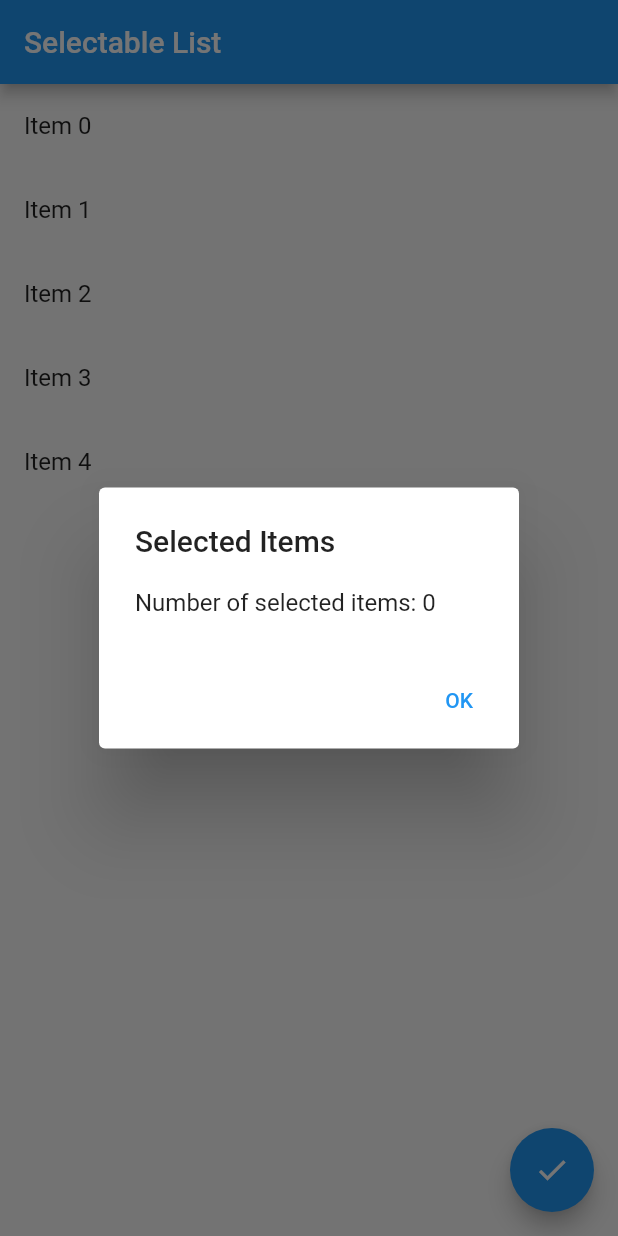
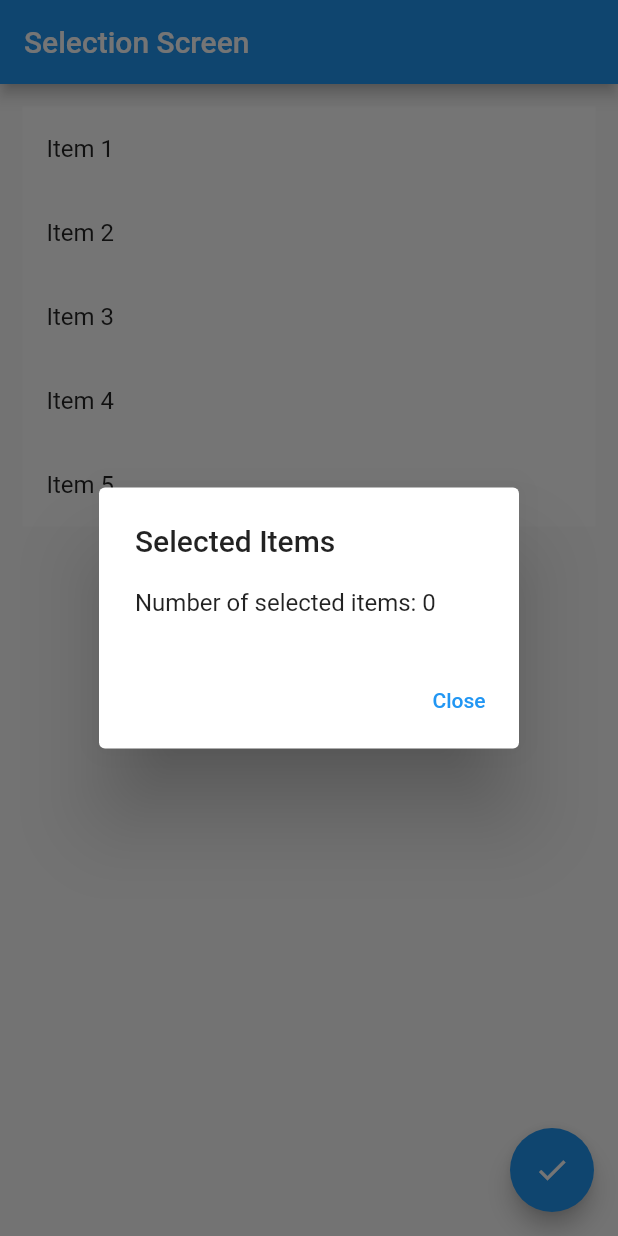
Before and after one commit to shuvosonjoy/flutterPractice, a Flutter app: the screen it shows after launch, after a tap on the "check" icon, on a phone screen of 412 x 824 dp. Run offline on Flutter 3.47's test engine with Material 2 defaults, Android fonts, the light colour scheme and no system bars.

Commit message:
mod 10 live

```diff
--- a/lib/main.dart
+++ b/lib/main.dart
@@ -17,29 +17,44 @@ class ItemListScreen extends StatefulWidget {
 }
 
 class _ItemListScreenState extends State<ItemListScreen> {
-  List<ItemModel> items = List.generate(5, (index) => ItemModel(index, false));
+  List<ItemModel> items = [
+    ItemModel(1, false),
+    ItemModel(2, false),
+    ItemModel(3, false),
+    ItemModel(4, false),
+    ItemModel(5, false),
+  ];
 
   int selectedCount = 0;
 
   void updateSelectedCount() {
-    int count = items.where((item) => item.isSelected).length;
+    int count = 0;
+    for (var counts in items) {
+      if (counts.isSelected) {
+        count++;
+      }
+    }
     setState(() {
       selectedCount = count;
     });
   }
 
+
   @override
   Widget build(BuildContext context) {
     return Scaffold(
       appBar: AppBar(
-        title: Text('Selectable List'),
+        title: Text('Selection Screen'),
       ),
-      body: ListView.builder(
+      body: Container(
+        margin: EdgeInsets.all(15),
+        child: ListView.builder(
           itemCount: items.length,
+
           itemBuilder: (context, index) {
             return ListTile(
               title: Text('Item ${items[index].id}'),
-            tileColor: items[index].isSelected ? Colors.blue : null,
+              tileColor: items[index].isSelected ? Colors.blue : Colors.white,
               onTap: () {
                 setState(() {
                   items[index].isSelected = !items[index].isSelected;
@@ -48,6 +63,10 @@ class _ItemListScreenState extends State<ItemListScreen> {
               },
             );
           },
+          // separatorBuilder: (context, index) {
+          //   return Divider();
+          // },
+        ),
       ),
       floatingActionButton: FloatingActionButton(
         onPressed: () {
@@ -59,7 +78,7 @@ class _ItemListScreenState extends State<ItemListScreen> {
                 content: Text('Number of selected items: $selectedCount'),
                 actions: <Widget>[
                   TextButton(
-                    child: Text('OK'),
+                    child: Text('Close'),
                     onPressed: () {
                       Navigator.of(context).pop();
                     },
```
Lines whose indentation alone changed are shown as unchanged.
